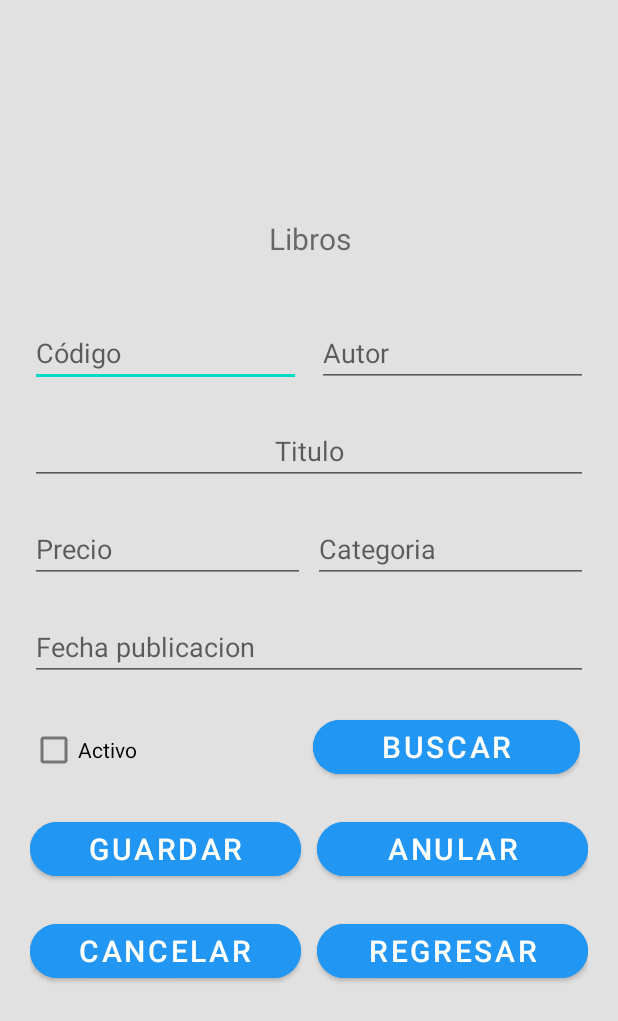
After one commit to amercad/webservice-empresa, an Android app: the LibroActivity screen opened directly, with no data from a screen before it, on a phone screen of 412 x 824 dp. The commit adds this screen. Shown: the top 1021 px of the screen. Run offline under Robolectric (Android 15) with nearby library versions, the phone set to English and light mode, and no system bars; our stand-ins replace Volley.

Commit message:
add form libro

```diff
--- a/app/src/main/AndroidManifest.xml
+++ b/app/src/main/AndroidManifest.xml
@@ -16,6 +16,9 @@
         android:theme="@style/Theme.Empresa"
         tools:targetApi="31">
         <activity
+            android:name=".LibroActivity"
+            android:exported="false" />
+        <activity
             android:name=".UsuarioActivity"
             android:exported="false" />
         <activity
--- a/app/src/main/java/com/example/empresa/SessionFragment.java
+++ b/app/src/main/java/com/example/empresa/SessionFragment.java
@@ -57,6 +57,7 @@ public class SessionFragment extends Fragment implements Response.Listener<JSONO
             }
         });
 
+
         return vista;
 
 
@@ -70,7 +71,7 @@ public class SessionFragment extends Fragment implements Response.Listener<JSONO
             Toast.makeText(getContext(), "Los campos son obligatorio", Toast.LENGTH_SHORT).show();
             etCorreo.requestFocus();
         } else {
-            String url = "http://172.16.59.198:8080/WebService/Session.php?correo="+correo+"&clave="+clave;
+            String url = "http://192.168.1.7:80/webserver-back/Session.php?correo="+correo+"&clave="+clave;
             jrq = new JsonObjectRequest(Request.Method.GET, url, null, this, this);
             rq.add(jrq);
         }
@@ -89,6 +90,7 @@ public class SessionFragment extends Fragment implements Response.Listener<JSONO
 
     @Override
     public void onResponse(JSONObject response) {
-        Toast.makeText(getContext(), "Session iniciada", Toast.LENGTH_SHORT).show();
+        Intent intentUsuario = new Intent(getContext(), LibroActivity.class);
+        startActivity(intentUsuario);
     }
 }
--- /dev/null
+++ b/app/src/main/res/layout/activity_libro.xml
@@ -0,0 +1,199 @@
+<?xml version="1.0" encoding="utf-8"?>
+<androidx.constraintlayout.widget.ConstraintLayout xmlns:android="http://schemas.android.com/apk/res/android"
+    xmlns:app="http://schemas.android.com/apk/res-auto"
+    xmlns:tools="http://schemas.android.com/tools"
+    android:layout_width="match_parent"
+    android:layout_height="match_parent"
+    tools:context=".LibroActivity">
+
+    <ScrollView
+        android:layout_width="match_parent"
+        android:layout_height="match_parent"
+        android:background="#E1E1E1">
+
+        <LinearLayout
+            android:layout_width="match_parent"
+            android:layout_height="wrap_content"
+            android:layout_gravity="center_vertical"
+            android:layout_marginStart="20dp"
+            android:layout_marginEnd="20dp"
+            android:orientation="vertical">
+
+            <TextView
+                android:id="@+id/tvTitulo"
+                android:layout_width="match_parent"
+                android:layout_height="wrap_content"
+                android:layout_marginBottom="40dp"
+                android:text="Libros"
+                android:textAlignment="center"
+                android:textSize="20sp" />
+
+            <LinearLayout
+                android:layout_width="match_parent"
+                android:layout_height="match_parent"
+                android:layout_marginBottom="20dp"
+                android:orientation="horizontal">
+
+                <EditText
+                    android:id="@+id/etCodigo"
+                    android:layout_width="wrap_content"
+                    android:layout_height="wrap_content"
+                    android:layout_marginEnd="5dp"
+                    android:layout_weight="1"
+                    android:ems="10"
+                    android:hint="Código"
+                    android:inputType="textPersonName"
+                    android:textAlignment="viewStart" />
+
+                <EditText
+                    android:id="@+id/etAutor"
+                    android:layout_width="wrap_content"
+                    android:layout_height="wrap_content"
+                    android:layout_marginStart="5dp"
+                    android:layout_weight="1"
+                    android:ems="10"
+                    android:hint="Autor"
+                    android:inputType="textPersonName" />
+            </LinearLayout>
+
+            <EditText
+                android:id="@+id/etTitulo"
+                android:layout_width="match_parent"
+                android:layout_height="wrap_content"
+                android:layout_marginBottom="20dp"
+                android:ems="10"
+                android:hint="Titulo"
+                android:inputType="textPersonName"
+                android:textAlignment="center" />
+
+            <LinearLayout
+                android:layout_width="match_parent"
+                android:layout_height="match_parent"
+                android:layout_marginBottom="20dp"
+                android:orientation="horizontal">
+
+                <EditText
+                    android:id="@+id/etPrecio"
+                    android:layout_width="wrap_content"
+                    android:layout_height="wrap_content"
+                    android:layout_weight="1"
+                    android:ems="10"
+                    android:hint="Precio"
+                    android:inputType="number" />
+
+                <EditText
+                    android:id="@+id/etCategoria"
+                    android:layout_width="wrap_content"
+                    android:layout_height="match_parent"
+                    android:layout_marginStart="5dp"
+                    android:layout_weight="1"
+                    android:ems="10"
+                    android:hint="Categoria"
+                    android:inputType="textPersonName" />
+
+            </LinearLayout>
+
+            <EditText
+                android:id="@+id/etFecha"
+                android:layout_width="match_parent"
+                android:layout_height="wrap_content"
+                android:layout_marginBottom="20dp"
+                android:ems="10"
+                android:hint="Fecha publicacion"
+                android:inputType="date"
+                android:textAlignment="viewStart" />
+
+            <LinearLayout
+                android:layout_width="match_parent"
+                android:layout_height="match_parent"
+                android:layout_marginEnd="5dp"
+                android:layout_marginBottom="20dp"
+                android:orientation="horizontal">
+
+                <CheckBox
+                    android:id="@+id/cbActivoProducto"
+                    android:layout_width="150dp"
+                    android:layout_height="wrap_content"
+                    android:layout_marginEnd="5dp"
+                    android:layout_weight="1"
+                    android:text="Activo" />
+
+                <Button
+                    android:id="@+id/btnConsultarLibro"
+                    android:layout_width="150dp"
+                    android:layout_height="wrap_content"
+                    android:layout_marginStart="5dp"
+                    android:layout_weight="1"
+                    android:backgroundTint="#FF2196F3"
+                    android:onClick="consultar"
+                    android:text="Buscar"
+                    android:textSize="20sp"
+                    app:cornerRadius="20dp" />
+            </LinearLayout>
+
+            <LinearLayout
+                android:layout_width="match_parent"
+                android:layout_height="match_parent"
+                android:layout_marginBottom="20dp"
+                android:orientation="horizontal">
+
+                <Button
+                    android:id="@+id/btnAgregar"
+                    android:layout_width="150dp"
+                    android:layout_height="match_parent"
+                    android:layout_marginEnd="5dp"
+                    android:layout_weight="1"
+                    android:backgroundTint="#2196F3"
+                    android:onClick="guardar"
+                    android:text="Guardar"
+                    android:textSize="20sp"
+                    app:cornerRadius="20dp" />
+
+                <Button
+                    android:id="@+id/btnAnularLibro"
+                    android:layout_width="150dp"
+                    android:layout_height="match_parent"
+                    android:layout_marginStart="5dp"
+                    android:layout_weight="1"
+                    android:backgroundTint="#FF2196F3"
+                    android:onClick="anular"
+                    android:text="Anular"
+                    android:textSize="20sp"
+                    app:cornerRadius="20dp" />
+            </LinearLayout>
+
+            <LinearLayout
+                android:layout_width="match_parent"
+                android:layout_height="match_parent"
+                android:layout_marginBottom="20dp"
+                android:orientation="horizontal">
+
+                <Button
+                    android:id="@+id/btnCancelarLibro"
+                    android:layout_width="150dp"
+                    android:layout_height="match_parent"
+                    android:layout_marginEnd="5dp"
+                    android:layout_weight="1"
+                    android:backgroundTint="#FF2196F3"
+                    android:onClick="limpiar"
+                    android:text="Cancelar"
+                    android:textSize="20sp"
+                    app:cornerRadius="20dp" />
+
+                <Button
+                    android:id="@+id/btnRegresarLibro"
+                    android:layout_width="150dp"
+                    android:layout_height="match_parent"
+                    android:layout_marginStart="5dp"
+                    android:layout_weight="1"
+                    android:backgroundTint="#FF2196F3"
+                    android:onClick="regresar"
+                    android:text="Regresar"
+                    android:textSize="20sp"
+                    app:cornerRadius="20dp" />
+
+            </LinearLayout>
+
+        </LinearLayout>
+    </ScrollView>
+</androidx.constraintlayout.widget.ConstraintLayout>
--- a/app/src/main/res/layout/activity_usuario.xml
+++ b/app/src/main/res/layout/activity_usuario.xml
@@ -85,6 +85,7 @@
                     android:layout_height="wrap_content"
                     android:layout_marginStart="10dp"
                     android:layout_weight="1"
+                    android:onClick="eliminar"
                     android:text="Eliminar"
                     android:textSize="12sp" />
             </LinearLayout>
@@ -111,6 +112,7 @@
                     android:layout_height="wrap_content"
                     android:layout_marginStart="10dp"
                     android:layout_weight="1"
+                    android:onClick="anular"
                     android:text="ANULAR"
                     android:textSize="12sp" />
             </LinearLayout>
```
Also changed, not shown: app/src/main/java/com/example/empresa/LibroActivity.java (added, +234 -0 lines), app/src/main/java/com/example/empresa/UsuarioActivity.java (+87 -6 lines).
